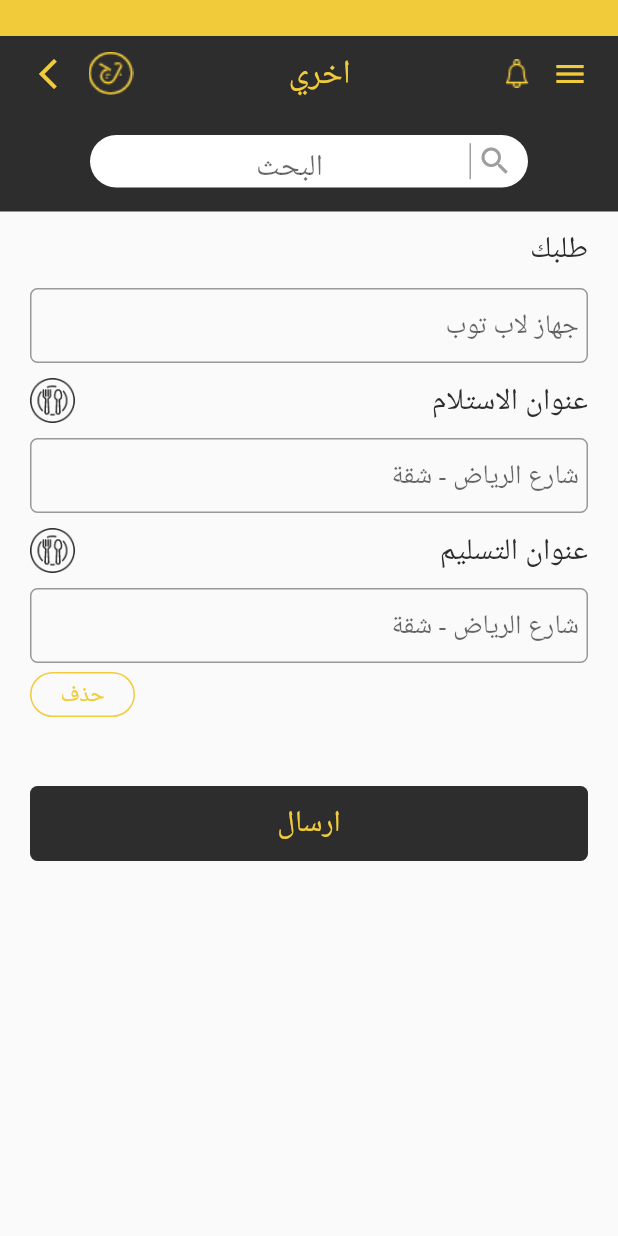
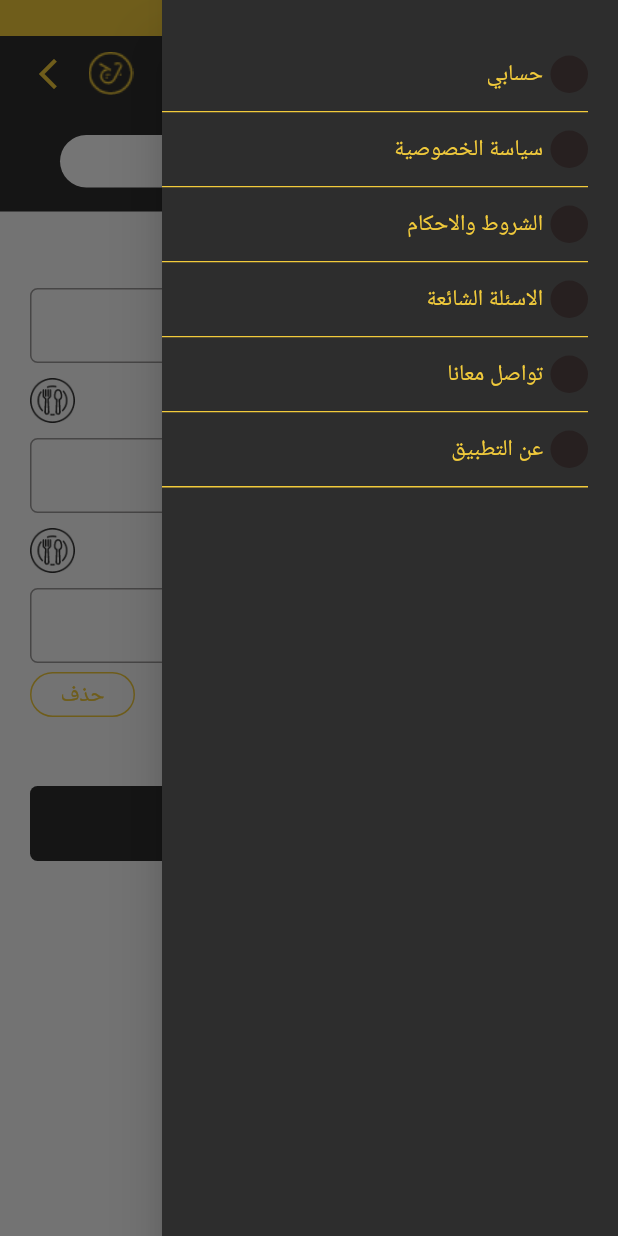
Before and after one commit to Ahmed20Salah/JP-App, a Flutter app: the screen it shows after launch, with the side drawer open (before the commit the screen has no drawer), on a phone screen of 412 x 824 dp. Run offline on Flutter 3.47's test engine with Material 2 defaults, Android fonts, the phone set to English and light mode, and no system bars.

Commit message:
Drawer Design

```diff
--- a/lib/ui/pages/category.dart
+++ b/lib/ui/pages/category.dart
@@ -2,6 +2,7 @@ import 'package:flutter/cupertino.dart';
 import 'package:flutter/material.dart';
 import 'package:jp/model/item.dart';
 import 'package:jp/ui/widgets/appbar.dart';
+import 'package:jp/ui/widgets/drewar.dart';
 import 'package:jp/ui/widgets/search.dart';
 
 class Category extends StatelessWidget {
@@ -16,6 +17,9 @@ class Category extends StatelessWidget {
   @override
   Widget build(BuildContext context) {
     return Scaffold(
+      drawer: Drawer(
+        child: DrawerDesgin(),
+      ),
       body: Column(
         children: <Widget>[
           Container(
@@ -26,7 +30,7 @@ class Category extends StatelessWidget {
           Search(),
           Container(
             width: MediaQuery.of(context).size.width,
-            height: MediaQuery.of(context).size.height -145.0,
+            height: MediaQuery.of(context).size.height - 145.0,
             child: ListView.builder(
               padding: EdgeInsets.symmetric(vertical: 0),
               itemCount: 6,
--- a/lib/ui/pages/home.dart
+++ b/lib/ui/pages/home.dart
@@ -1,5 +1,6 @@
 import 'package:flutter/material.dart';
 import 'package:jp/ui/widgets/appbar.dart';
+import 'package:jp/ui/widgets/drewar.dart';
 import 'package:jp/ui/widgets/search.dart';
 
 class Home extends StatefulWidget {
@@ -15,7 +16,9 @@ class HomeState extends State<Home> {
   @override
   Widget build(BuildContext context) {
     return Scaffold(
-      drawer: Drawer(),
+      drawer: Drawer(
+        child: DrawerDesgin(),
+      ),
       body: ListView(
         children: <Widget>[Appbar('الرئيسية'), Search(), _body()],
       ),
--- a/lib/ui/pages/other.dart
+++ b/lib/ui/pages/other.dart
@@ -1,5 +1,6 @@
 import 'package:flutter/material.dart';
 import 'package:jp/ui/widgets/appbar.dart';
+import 'package:jp/ui/widgets/drewar.dart';
 import 'package:jp/ui/widgets/search.dart';
 
 class OtherScreen extends StatefulWidget {
@@ -15,6 +16,9 @@ class OtherScreenState extends State<OtherScreen> {
   @override
   Widget build(BuildContext context) {
     return Scaffold(
+      drawer: Drawer(
+        child: DrawerDesgin(),
+      ),
       // backgroundColor: Color(0xffF2CB3B),
       body: SingleChildScrollView(
         child: Form(
--- /dev/null
+++ b/lib/ui/widgets/drewar.dart
@@ -0,0 +1,60 @@
+import 'package:flutter/cupertino.dart';
+import 'package:flutter/material.dart';
+
+class DrawerDesgin extends StatelessWidget {
+  final mainColor = Color(0xffF2CB3B);
+  final secColor = Color(0xff2D2D2D);
+
+  @override
+  Widget build(BuildContext context) {
+    return Container(
+      color: secColor,
+      padding: EdgeInsets.only(right: 20.0),
+      child: Column(
+        children: <Widget>[
+          SizedBox(
+            height: 25,
+          ),
+          _dButton('حسابي'),
+          _dButton('سياسة الخصوصية'),
+          _dButton('الشروط والاحكام'),
+          _dButton('الاسئلة الشائعة'),
+          _dButton('تواصل معانا'),
+          _dButton('عن التطبيق'),
+        ],
+      ),
+    );
+  }
+
+  Widget _dButton(String title) {
+    return Container(
+      height: 50.0,
+      decoration: BoxDecoration(
+        color: secColor,
+        border: BorderDirectional(
+          bottom: BorderSide(color: mainColor),
+        ),
+      ),
+      child: InkWell(
+        child: Row(
+          children: <Widget>[
+            Container(
+              width: 25,
+              height: 25,
+              decoration: BoxDecoration(
+                  color: Color(0xff272020),
+                  borderRadius: BorderRadius.circular(25)),
+            ),
+            SizedBox(
+              width: 5,
+            ),
+            Text(
+              title,
+              style: TextStyle(color: mainColor, fontSize: 15),
+            )
+          ],
+        ),
+      ),
+    );
+  }
+}
--- a/lib/ui/widgets/search.dart
+++ b/lib/ui/widgets/search.dart
@@ -13,7 +13,7 @@ class SearchState extends State<Search> {
     return Container(
         color: Color(0xff2D2D2D),
         width: MediaQuery.of(context).size.width,
-        padding: EdgeInsets.symmetric(horizontal: 60.0, vertical: 16),
+        padding: EdgeInsets.symmetric(horizontal: 40.0, vertical: 16),
         child: Container(
           decoration: BoxDecoration(
               color: Colors.white, borderRadius: BorderRadius.circular(30.0)),
```
